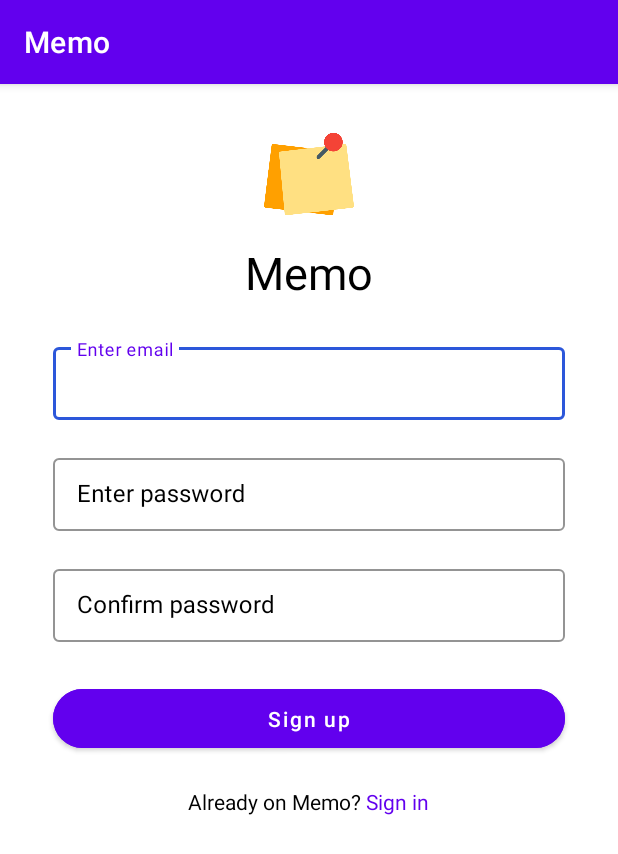
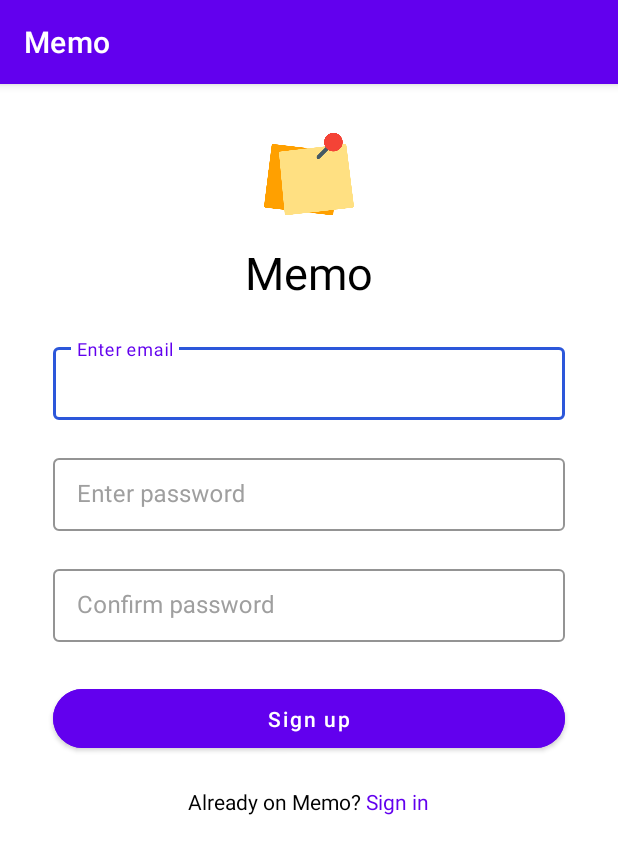
Before and after one commit to k-kyler/android-memo, an Android app: the SignUpActivity screen opened directly, with no data from a screen before it, on a phone screen of 412 x 824 dp. Shown: the top 854 px of the screen. Run offline under Robolectric (Android 15) with nearby library versions, the phone set to English and light mode, and no system bars; our stand-ins replace Firebase (no records; nobody signed in at launch, a user with empty details on screens opened directly).

Commit message:
Fix sign up process

```diff
--- a/app/src/main/java/com/example/memo/SignUpActivity.java
+++ b/app/src/main/java/com/example/memo/SignUpActivity.java
@@ -71,13 +71,14 @@ public class SignUpActivity extends AppCompatActivity {
                 showToastMessage("Please enter your password");
             } else if (signUpConfirmPassword.getText().toString().matches("")) {
                 showToastMessage("Please enter your confirm password");
-            } else if (signUpPassword != signUpConfirmPassword) {
+            } else if (!signUpPassword.getText().toString().equals(signUpConfirmPassword.getText().toString())) {
                 showToastMessage("Your passwords are not match");
             } else {
+                firebaseAuth = FirebaseAuth.getInstance();
                 firebaseAuth.createUserWithEmailAndPassword(signUpEmail.getText().toString(), signUpPassword.getText().toString()).addOnCompleteListener(new OnCompleteListener<AuthResult>() {
                     @Override
                     public void onComplete(@NonNull Task<AuthResult> task) {
-                        if (task.isComplete()) {
+                        if (task.isSuccessful()) {
                             Intent intent = new Intent(SignUpActivity.this, ActiveAccountActivity.class);
 
                             progressBar.setVisibility(View.GONE);
--- a/app/src/main/res/layout/activity_sign_up.xml
+++ b/app/src/main/res/layout/activity_sign_up.xml
@@ -42,13 +42,14 @@
             android:layout_marginTop="30dp"
             android:padding="10dp"
             android:hint="Enter email"
-            android:textColorHint="@color/black"
+            android:textColorHint="#9F9F9F"
             android:layout_width="match_parent"
             android:layout_height="wrap_content"
             style="@style/CustomTextInputLayout">
 
             <com.google.android.material.textfield.TextInputEditText
                 android:id="@+id/signUpEmail"
+                android:textColor="@color/black"
                 android:importantForAutofill="no"
                 android:inputType="textEmailAddress"
                 android:layout_width="match_parent"
@@ -60,7 +61,7 @@
             android:layout_marginHorizontal="25dp"
             android:padding="10dp"
             android:hint="Enter password"
-            android:textColorHint="@color/black"
+            android:textColorHint="#9F9F9F"
             android:layout_width="match_parent"
             android:layout_height="wrap_content"
             style="@style/CustomTextInputLayout">
@@ -68,6 +69,7 @@
             <com.google.android.material.textfield.TextInputEditText
                 android:id="@+id/signUpPassword"
                 android:importantForAutofill="no"
+                android:textColor="@color/black"
                 android:inputType="textPassword"
                 android:layout_width="match_parent"
                 android:layout_height="wrap_content" />
@@ -78,7 +80,7 @@
             android:layout_marginHorizontal="25dp"
             android:padding="10dp"
             android:hint="Confirm password"
-            android:textColorHint="@color/black"
+            android:textColorHint="#9F9F9F"
             android:layout_width="match_parent"
             android:layout_height="wrap_content"
             style="@style/CustomTextInputLayout">
@@ -86,6 +88,7 @@
             <com.google.android.material.textfield.TextInputEditText
                 android:id="@+id/signUpConfirmPassword"
                 android:importantForAutofill="no"
+                android:textColor="@color/black"
                 android:inputType="textPassword"
                 android:layout_width="match_parent"
                 android:layout_height="wrap_content" />
@@ -136,6 +139,7 @@
         android:layout_centerInParent="true"
         android:visibility="gone"
         android:indeterminate="true"
+        android:indeterminateDuration="@integer/material_motion_duration_short_1"
         android:indeterminateDrawable="@drawable/progress_overlay" />
 
 </RelativeLayout>
```
Also changed, not shown: app/src/main/res/layout/activity_sign_in.xml (+5 -2 lines).
